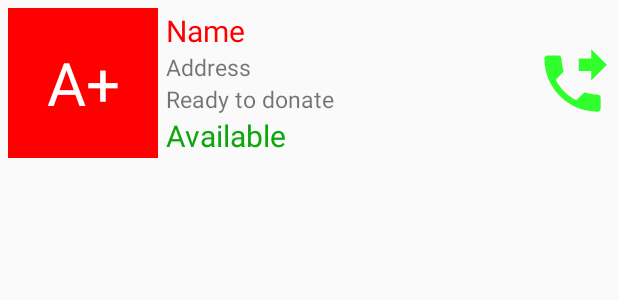
After one commit to Mazedul1737820124/BDBloodBank, an Android app: the layout cardview.xml on its own in the app's theme, with its tools: preview values and no code run, on a phone screen of 412 x 824 dp. The commit adds this screen. Shown: the top 300 px of the screen. Run offline under Robolectric (Android 15) with nearby library versions, the phone set to English and light mode, and no system bars.

Commit message:
13-05-2019

```diff
--- a/app/src/main/java/com/example/bdbloodbank/MainActivity.java
+++ b/app/src/main/java/com/example/bdbloodbank/MainActivity.java
@@ -18,7 +18,7 @@ public class MainActivity extends AppCompatActivity {
                         startActivity(new Intent(MainActivity.this,UserLogin.class));
                         finish();
                     }
-                }, 10
+                }, 3000
         );
     }
 }
--- /dev/null
+++ b/app/src/main/res/drawable/ic_phone_forwarded_black_24dp.xml
@@ -0,0 +1,5 @@
+<vector android:height="24dp" android:tint="#30FF2C"
+    android:viewportHeight="24.0" android:viewportWidth="24.0"
+    android:width="24dp" xmlns:android="http://schemas.android.com/apk/res/android">
+    <path android:fillColor="#FF000000" android:pathData="M18,11l5,-5 -5,-5v3h-4v4h4v3zM20,15.5c-1.25,0 -2.45,-0.2 -3.57,-0.57 -0.35,-0.11 -0.74,-0.03 -1.02,0.24l-2.2,2.2c-2.83,-1.44 -5.15,-3.75 -6.59,-6.59l2.2,-2.21c0.28,-0.26 0.36,-0.65 0.25,-1C8.7,6.45 8.5,5.25 8.5,4c0,-0.55 -0.45,-1 -1,-1L4,3c-0.55,0 -1,0.45 -1,1 0,9.39 7.61,17 17,17 0.55,0 1,-0.45 1,-1v-3.5c0,-0.55 -0.45,-1 -1,-1z"/>
+</vector>
--- a/app/src/main/res/layout/activity_registration_form.xml
+++ b/app/src/main/res/layout/activity_registration_form.xml
@@ -12,10 +12,12 @@
 
         <Button
             android:id="@+id/userSignUp"
-            android:layout_width="363dp"
-            android:layout_height="53dp"
+            android:layout_width="match_parent"
+            android:layout_height="wrap_content"
+            android:layout_marginStart="24dp"
             android:layout_marginLeft="24dp"
             android:layout_marginTop="20dp"
+            android:layout_marginEnd="24dp"
             android:layout_marginRight="24dp"
             android:layout_marginBottom="40dp"
             android:background="@drawable/oval_button"
--- /dev/null
+++ b/app/src/main/res/layout/cardview.xml
@@ -0,0 +1,107 @@
+<?xml version="1.0" encoding="utf-8"?>
+<LinearLayout
+    xmlns:android="http://schemas.android.com/apk/res/android"
+    xmlns:app="http://schemas.android.com/apk/res-auto"
+    xmlns:tools="http://schemas.android.com/tools"
+    android:layout_width="match_parent"
+    android:layout_height="wrap_content"
+    android:weightSum="3"
+    android:layout_margin="5dp"
+    android:orientation="horizontal">
+
+    <android.support.constraint.ConstraintLayout
+        android:layout_width="match_parent"
+        android:layout_height="match_parent">
+    <LinearLayout
+        android:id="@+id/linearLayout3"
+        android:layout_width="100dp"
+        android:layout_height="100dp"
+        android:layout_weight="1"
+        android:orientation="horizontal"
+        app:layout_constraintBottom_toBottomOf="parent"
+        app:layout_constraintStart_toStartOf="parent"
+        app:layout_constraintTop_toTopOf="parent">
+
+        <TextView
+            android:id="@+id/serBlood"
+            android:layout_width="100dp"
+            android:layout_height="100dp"
+            android:background="@color/red_color"
+            android:gravity="center"
+            android:text="A+"
+            android:textColor="@color/white"
+            android:textSize="40sp" />
+    </LinearLayout>
+
+    <LinearLayout
+        android:id="@+id/serInf"
+        android:layout_width="match_parent"
+        android:layout_height="wrap_content"
+        android:layout_gravity="center"
+        android:layout_weight="1"
+        android:orientation="vertical"
+        android:layout_marginLeft="105dp"
+        android:layout_marginRight="55dp"
+        app:layout_constraintBottom_toBottomOf="parent"
+        app:layout_constraintTop_toTopOf="parent"
+        tools:layout_editor_absoluteX="113dp">
+
+        <TextView
+            android:id="@+id/serName"
+            android:layout_width="match_parent"
+            android:layout_height="wrap_content"
+            android:text="Name"
+            android:textColor="@color/red_color"
+            android:textSize="20sp" />
+
+        <TextView
+            android:id="@+id/serAddress"
+            android:layout_width="match_parent"
+            android:layout_height="wrap_content"
+            android:text="Address"
+            android:textSize="15sp" />
+
+        <TextView
+            android:id="@+id/serReadyToDonate"
+            android:layout_width="match_parent"
+            android:layout_height="wrap_content"
+            android:text="Ready to donate"
+            android:textSize="15sp" />
+
+        <TextView
+            android:id="@+id/serAvailable"
+            android:layout_width="match_parent"
+            android:layout_height="wrap_content"
+            android:text="Available"
+            android:textColor="@color/available_color"
+            android:textSize="20sp" />
+    </LinearLayout>
+
+    <LinearLayout
+        android:id="@+id/constraintLayout2"
+        android:layout_width="50dp"
+        android:layout_height="50dp"
+        android:layout_gravity="center"
+        android:layout_weight="1"
+        app:layout_constraintBottom_toBottomOf="parent"
+        app:layout_constraintEnd_toEndOf="parent"
+        app:layout_constraintTop_toTopOf="parent">
+
+        <Button
+            android:id="@+id/contactNow"
+            android:layout_width="50dp"
+            android:layout_height="50dp"
+            android:layout_gravity="center"
+            android:layout_marginEnd="16dp"
+            android:layout_marginRight="16dp"
+            android:background="@drawable/ic_phone_forwarded_black_24dp"
+            android:textColor="@color/white"
+            app:layout_constraintBottom_toBottomOf="parent"
+            app:layout_constraintEnd_toEndOf="parent"
+            app:layout_constraintTop_toTopOf="parent" />
+    </LinearLayout>
+
+    </android.support.constraint.ConstraintLayout>
+
+
+</LinearLayout>
--- a/app/src/main/res/values/colors.xml
+++ b/app/src/main/res/values/colors.xml
@@ -10,5 +10,5 @@
     <color name="background">#488AC7</color>
     <color name="profile_color">#FFA07A</color>
     <color name="red_color">#FF0000</color>
-    <color name="available_color">#33FF33</color>
+    <color name="available_color">#0DA60D</color>
 </resources>
--- a/app/src/main/res/values/strings.xml
+++ b/app/src/main/res/values/strings.xml
@@ -44,6 +44,7 @@
     <string name="remaining">Remaining</string>
     <string name="set_last_donation">Set last donation</string>
     <string name="blood_group">Blood Group :</string>
+    <string name="donor_list">Donor List</string>
 
     <string-array name="district_names">
         <item>Select district</item>
```
Also changed, not shown: app/src/main/java/com/example/bdbloodbank/CustomListView.java (+70 -62 lines), app/src/main/java/com/example/bdbloodbank/MyAdapter.java (added, +58 -0 lines), app/src/main/java/com/example/bdbloodbank/SearchingList.java (+54 -28 lines), app/src/main/java/com/example/bdbloodbank/UserLogin.java (+6 -3 lines), app/src/main/res/layout/activity_searching_list.xml (+15 -13 lines), app/src/main/res/layout/donor_list_view.xml (+0 -57 lines).
